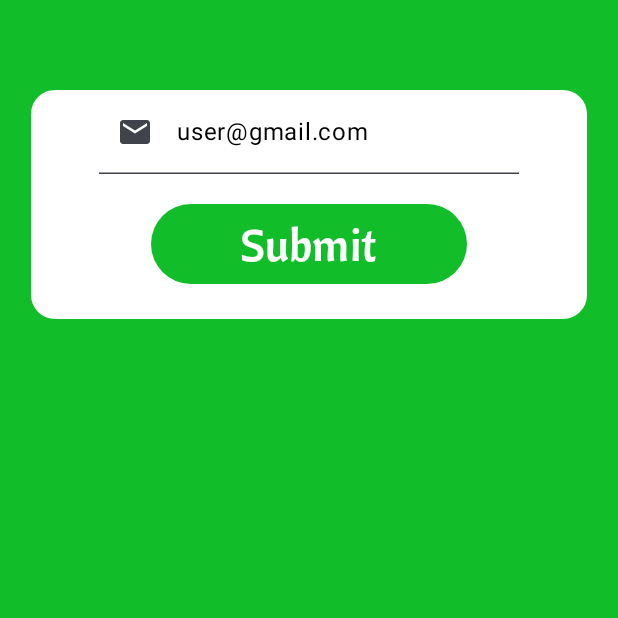
After one commit to MohitLengure/Kisan-Mitra, an Android app built with Jetpack Compose: the composable forgotpassword shown on its own in the app's theme, on a phone screen of 412 x 824 dp, the top half of it. The commit adds this screen. Run offline under Robolectric (Android 15) with nearby library versions, the phone set to English and light mode, and no system bars.

Commit message:
Forgot Password
Forgot Password frontend is created

```diff
--- a/app/src/main/java/com/example/kisan_mitra/navigation/App.kt
+++ b/app/src/main/java/com/example/kisan_mitra/navigation/App.kt
@@ -6,6 +6,7 @@ import androidx.compose.ui.Modifier
 import androidx.navigation.compose.NavHost
 import androidx.navigation.compose.composable
 import androidx.navigation.compose.rememberNavController
+import com.example.kisan_mitra.screen.forgotpassword
 import com.example.kisan_mitra.screen.login
 import com.example.kisan_mitra.screen.signup
 
@@ -28,6 +29,11 @@ fun App(modifier: Modifier = Modifier)
                 navController
             )
         }
+        composable<FP> {
+            forgotpassword(
+                navController
+            )
+        }
     }
 
 }
--- a/app/src/main/java/com/example/kisan_mitra/navigation/NavRoute.kt
+++ b/app/src/main/java/com/example/kisan_mitra/navigation/NavRoute.kt
@@ -7,3 +7,6 @@ object LP
 
 @Serializable
 object SP
+
+@Serializable
+object FP
--- /dev/null
+++ b/app/src/main/java/com/example/kisan_mitra/screen/forgotpassword.kt
@@ -0,0 +1,101 @@
+package com.example.kisan_mitra.screen
+
+import androidx.compose.foundation.background
+import androidx.compose.foundation.layout.Arrangement
+import androidx.compose.foundation.layout.Box
+import androidx.compose.foundation.layout.Column
+import androidx.compose.foundation.layout.Spacer
+import androidx.compose.foundation.layout.fillMaxHeight
+import androidx.compose.foundation.layout.fillMaxSize
+import androidx.compose.foundation.layout.fillMaxWidth
+import androidx.compose.foundation.layout.padding
+import androidx.compose.foundation.shape.RoundedCornerShape
+import androidx.compose.material.icons.Icons
+import androidx.compose.material.icons.filled.Email
+import androidx.compose.material3.Button
+import androidx.compose.material3.ButtonDefaults
+import androidx.compose.material3.Icon
+import androidx.compose.material3.Text
+import androidx.compose.material3.TextField
+import androidx.compose.material3.TextFieldDefaults
+import androidx.compose.runtime.Composable
+import androidx.compose.runtime.getValue
+import androidx.compose.runtime.mutableStateOf
+import androidx.compose.runtime.remember
+import androidx.compose.runtime.setValue
+import androidx.compose.ui.Alignment
+import androidx.compose.ui.Modifier
+import androidx.compose.ui.draw.clip
+import androidx.compose.ui.graphics.Color
+import androidx.compose.ui.unit.dp
+import androidx.compose.ui.unit.sp
+import androidx.navigation.NavHostController
+import com.example.kisan_mitra.ui.theme.cantoraone
+
+@Composable
+fun forgotpassword(navController: NavHostController) {
+    var emailid by remember{
+        mutableStateOf("")
+    }
+
+
+    Column(modifier = Modifier
+        .fillMaxSize()
+        .background(Color(0xFF11BD28))
+        , verticalArrangement = Arrangement.Top
+        , horizontalAlignment = Alignment.CenterHorizontally
+      )
+    {
+        Spacer(modifier = Modifier.padding(30.dp))
+        Box(
+            modifier = Modifier
+                .fillMaxWidth(fraction = 0.9f)
+                .fillMaxHeight(fraction = 0.2f)
+                .clip(RoundedCornerShape(16.dp))
+                .background(color = Color.White)
+
+        ) {
+            Column(modifier = Modifier
+                .fillMaxSize(),horizontalAlignment = Alignment.CenterHorizontally)
+            {
+                //email
+                TextField(modifier = Modifier, value = emailid, onValueChange = {
+                    emailid = it
+                    println(it)
+                }, colors = TextFieldDefaults.colors(
+                    focusedContainerColor = Color.Transparent,
+                    unfocusedContainerColor = Color.Transparent
+                ), placeholder = {
+                    Text(text = "user@gmail.com", color = Color.Black)
+                }, leadingIcon = {
+                    Icon(imageVector = Icons.Default.Email, contentDescription = null)
+                })
+
+                Spacer(modifier = Modifier.padding(10.dp))
+                //Sign Up Button
+                Button(
+                    onClick = {
+
+                    },
+                    modifier = Modifier
+                        .fillMaxWidth()
+                        .padding(horizontal = 80.dp),
+                    colors = ButtonDefaults.buttonColors(
+                        containerColor = Color(0xFF11BD28), contentColor = Color.White
+                    )
+                )
+                {
+                    Text(
+                        text = "Submit",
+                        fontFamily = cantoraone,
+                        color = Color.White,
+                        fontSize = 30.sp
+                    )
+                }
+            }
+        }
+
+    }
+
+
+}
--- a/app/src/main/java/com/example/kisan_mitra/screen/login.kt
+++ b/app/src/main/java/com/example/kisan_mitra/screen/login.kt
@@ -43,6 +43,7 @@ import androidx.compose.ui.res.stringResource
 import androidx.compose.ui.text.font.Font
 import androidx.compose.ui.text.style.TextAlign
 import androidx.compose.ui.unit.dp
+import com.example.kisan_mitra.navigation.FP
 import com.example.kisan_mitra.navigation.LP
 import com.example.kisan_mitra.navigation.SP
 
@@ -119,7 +120,7 @@ fun login(navController: NavHostController){
 
             TextButton(modifier = Modifier.align(Alignment.Start),
                 onClick = {
-                    navController.navigate(SP)
+                    navController.navigate(FP)
                 }
             ) {
 
```
